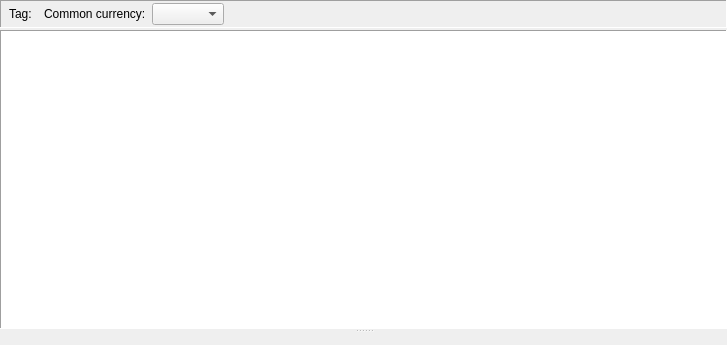
Qt form jal/ui/reports/tag_report.ui (titov-vv/jal) before a commit.
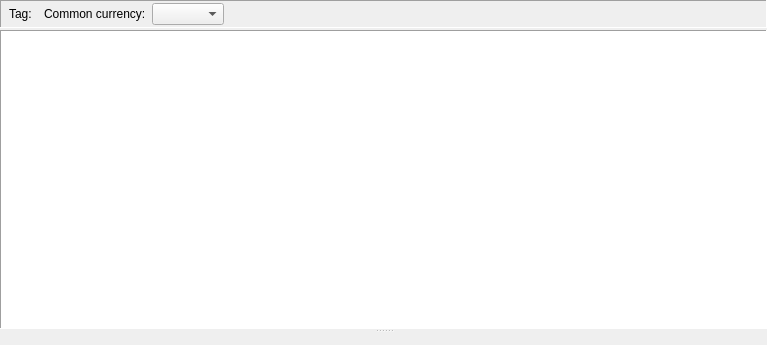
The same form after that commit. Custom widgets are drawn as their Qt base class.

Diff of the .ui file:
```diff
--- a/jal/ui/reports/tag_report.ui
+++ b/jal/ui/reports/tag_report.ui
@@ -6,7 +6,7 @@
    <rect>
     <x>0</x>
     <y>0</y>
-    <width>727</width>
+    <width>767</width>
     <height>345</height>
    </rect>
   </property>
```
